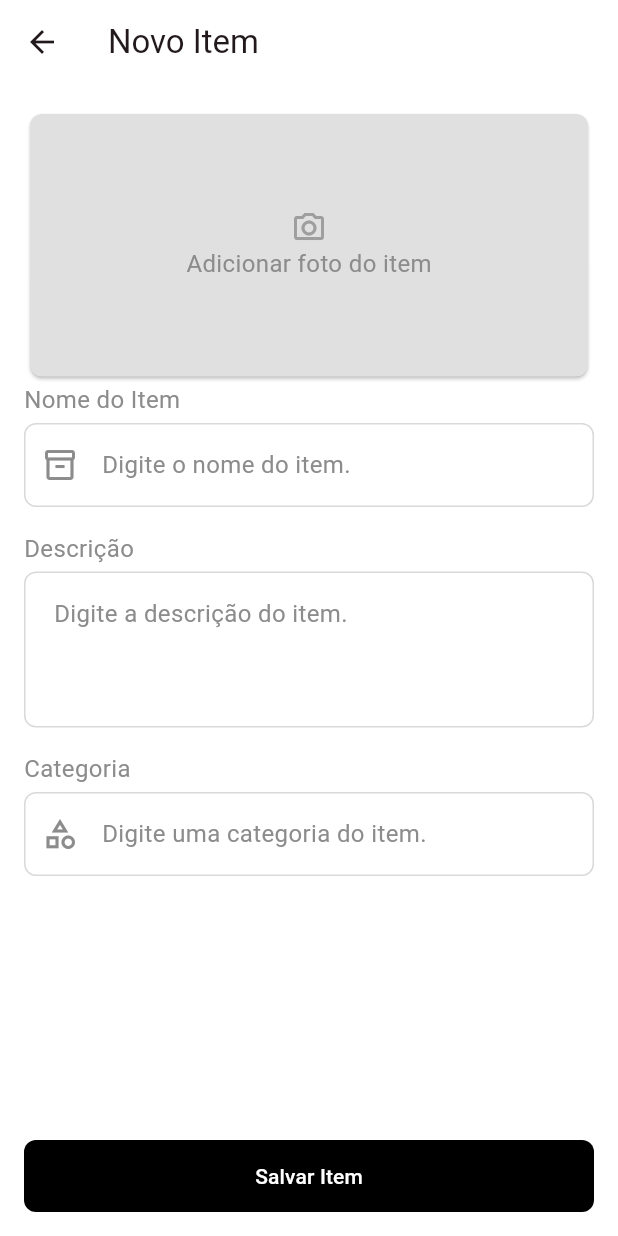
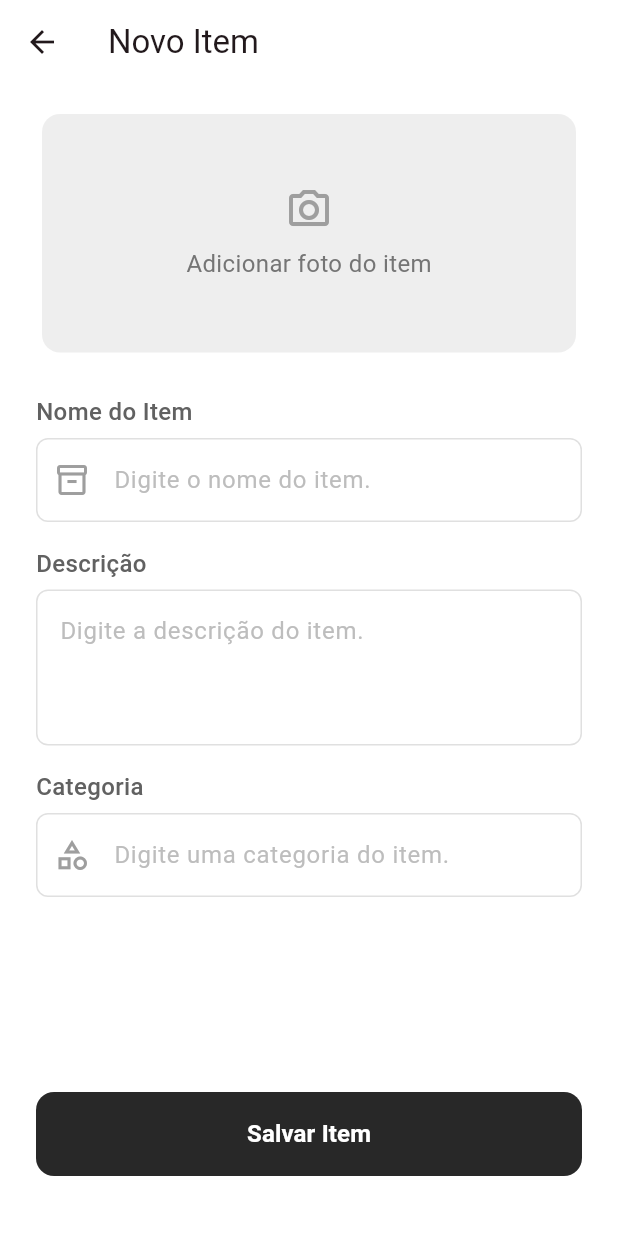
Before and after one commit to SoaresPauloR/BipTag, a Flutter app: the Inventory screen opened by its route, after a tap on the "add" icon, on a phone screen of 412 x 824 dp. Run offline on Flutter 3.47's test engine with Material 3 defaults, Android fonts, the phone set to English and light mode, and no system bars; our stand-ins replace flutter_map, latlong2.

Commit message:
"feat: implementar mapa com flutter_map e gerenciar estado do Inventory com Provider"

```diff
--- /dev/null
+++ b/lib/providers/inventory_provider.dart
@@ -0,0 +1,49 @@
+import 'package:flutter/material.dart';
+import 'package:biptag/models/item.dart';
+
+class InventoryProvider extends ChangeNotifier {
+  // Lista que está presente na tela
+  final List<Item> _inventory = [
+    Item(
+      id: 1,
+      userId: 101,
+      name: 'MacBook Pro M2',
+      description: 'Notebook de uso pessoal/trabalho',
+      category: 'Eletrônicos',
+      status: 'Verified',
+    ),
+    Item(
+      id: 2,
+      userId: 101,
+      name: 'Cadeira Herman Miller',
+      description: 'Cadeira ergonômica do escritório',
+      category: 'Móveis',
+      status: 'Created',
+    ),
+    Item(
+      id: 3,
+      userId: 102,
+      name: 'Monitor Dell 27"',
+      description: 'Monitor secundário 4K',
+      category: 'Eletrônicos',
+      status: 'Stolen',
+    ),
+    Item(
+      id: 4,
+      userId: 105,
+      name: 'Mochila North Face',
+      description: 'Mochila de viagem preta',
+      category: 'Acessórios',
+      status: 'Created',
+    ),
+  ];
+
+  // Puxa a lista de forma segura (apenas leitura)
+  List<Item> get inventory => List.unmodifiable(_inventory);
+
+  // Adiciona Novo ITEM
+  void addItem(Item item) {
+    _inventory.add(item);
+    notifyListeners();
+  }
+}
--- a/lib/screens/inventory.dart
+++ b/lib/screens/inventory.dart
@@ -1,6 +1,10 @@
 import 'package:biptag/models/item.dart';
 import 'package:flutter/material.dart';
 import 'package:biptag/screens/perfil.dart';
+import 'package:biptag/screens/map_screen.dart';
+import 'package:provider/provider.dart';
+
+import '../providers/inventory_provider.dart';
 
 class Inventory extends StatefulWidget {
   const Inventory({super.key});
@@ -14,6 +18,7 @@ class _InventoryState extends State<Inventory> {
 
   final List<Widget> _pages = [
     const InventoryList(),
+    const MapScreen(),
     const Perfil(),
   ];
 
@@ -21,7 +26,13 @@ class _InventoryState extends State<Inventory> {
   Widget build(BuildContext context) {
     return Scaffold(
       appBar: AppBar(
-        title: Text(_selectedIndex == 0 ? 'Inventory' : 'Perfil'),
+        title: Text(
+          _selectedIndex == 0
+              ? 'Inventory'
+              : _selectedIndex == 1
+              ? 'Mapa de Ativos'
+              : 'Perfil',
+        ),
         automaticallyImplyLeading: false,
       ),
       body: _pages[_selectedIndex],
@@ -55,65 +66,51 @@ class InventoryList extends StatefulWidget {
 }
 
 class InventoryListState extends State<InventoryList> {
-  final List<Item> inventory = [
-    Item(
-      id: 1,
-      userId: 101,
-      name: 'MacBook Pro M2',
-      description: 'Notebook de uso pessoal/trabalho',
-      category: 'Eletrônicos',
-      status: 'Verified',
-      // fiscalNote e image ficam como null por padrão, igual ao Kotlin
-    ),
-    Item(
-      id: 2,
-      userId: 101,
-      name: 'Cadeira Herman Miller',
-      description: 'Cadeira ergonômica do escritório',
-      category: 'Móveis',
-      status: 'Created',
-    ),
-    Item(
-      id: 3,
-      userId: 102,
-      name: 'Monitor Dell 27"',
-      description: 'Monitor secundário 4K',
-      category: 'Eletrônicos',
-      status: 'Stolen',
-    ),
-    Item(
-      id: 4,
-      userId: 105,
-      name: 'Mochila North Face',
-      description: 'Mochila de viagem preta',
-      category: 'Acessórios',
-      status: 'Created',
-    ),
-  ];
-
   @override
   Widget build(BuildContext context) {
-    return Column(
+    // Escuta o Provider para manter a lista atualizada
+    final inventoryState = context.watch<InventoryProvider>();
+    final items = inventoryState.inventory;
+
+    return Padding(
+      padding: const EdgeInsets.symmetric(horizontal: 24.0),
+      child: Column(
         children: [
-        Padding(
-          padding: const EdgeInsets.all(8.0),
-          child: TextField(
+          const SizedBox(height: 16),
+
+          // Barra de Pesquisa
+          TextField(
             decoration: InputDecoration(
               hintText: 'Buscar item...',
-              prefixIcon: Icon(Icons.search),
+              prefixIcon: const Icon(Icons.search),
+              contentPadding: const EdgeInsets.symmetric(vertical: 0), // Centraliza o texto
+              border: OutlineInputBorder(
+                borderRadius: BorderRadius.circular(12), // Borda arredondada
+                borderSide: BorderSide(color: Colors.grey.shade300),
+              ),
+              enabledBorder: OutlineInputBorder(
+                borderRadius: BorderRadius.circular(12),
+                borderSide: BorderSide(color: Colors.grey.shade300),
               ),
             ),
           ),
+          const SizedBox(height: 16),
+          // Lista de Itens
           Expanded(
             child: ListView.builder(
-            itemCount: inventory.length,
+              padding: const EdgeInsets.only(top: 0, bottom: 80),
+              itemCount: items.length,
               itemBuilder: (context, index) {
-              final item = inventory[index];
-              return ItemCard(item);
+                final item = items[index];
+                return Padding(
+                  padding: const EdgeInsets.only(bottom: 8.0),
+                  child: ItemCard(item),
+                );
               },
             ),
           ),
         ],
+      ),
     );
   }
 }
@@ -217,10 +214,7 @@ class BottomNavBar extends StatelessWidget {
     return Container(
       decoration: BoxDecoration(
         border: Border(
-          top: BorderSide(
-            color: Colors.grey.shade300,
-            width: 1.0
-          ),
+          top: BorderSide(color: Colors.grey.shade300, width: 1.0),
         ),
       ),
       child: BottomNavigationBar(
@@ -237,6 +231,11 @@ class BottomNavBar extends StatelessWidget {
             label: 'Inventário',
           ),
           BottomNavigationBarItem(
+            icon: Icon(Icons.map_outlined),
+            activeIcon: Icon(Icons.map),
+            label: 'Mapa',
+          ),
+          BottomNavigationBarItem(
             icon: Icon(Icons.person_outline),
             activeIcon: Icon(Icons.person),
             label: 'Perfil',
--- a/lib/screens/inventory_form.dart
+++ b/lib/screens/inventory_form.dart
@@ -1,4 +1,7 @@
 import 'package:flutter/material.dart';
+import 'package:provider/provider.dart';
+import '../models/item.dart';
+import '../providers/inventory_provider.dart';
 
 class InventoryForm extends StatelessWidget {
   const InventoryForm({super.key});
@@ -6,22 +9,42 @@ class InventoryForm extends StatelessWidget {
   @override
   Widget build(BuildContext context) {
     return Scaffold(
+      backgroundColor: Colors.white,
       appBar: AppBar(
+        backgroundColor: Colors.white,
         title: const Text('Novo Item'),
         scrolledUnderElevation: 0,
       ),
-      body: Padding(
-        padding: const EdgeInsets.all(16.0),
-        child: FormInventory(),
+      body: const SafeArea(
+        child: Padding(
+          padding: EdgeInsets.symmetric(horizontal: 24.0, vertical: 16.0),
+          child: FormInventory(),
+        ),
       ),
     );
   }
 }
 
-class FormInventory extends StatelessWidget {
-  const FormInventory({
-    super.key,
-  });
+class FormInventory extends StatefulWidget {
+  const FormInventory({super.key});
+
+  @override
+  State<FormInventory> createState() => _FormInventoryState();
+}
+
+class _FormInventoryState extends State<FormInventory> {
+  // Controladores para pegar o que o usuário digitar
+  final _nameController = TextEditingController();
+  final _descController = TextEditingController();
+  final _categoryController = TextEditingController();
+
+  @override
+  void dispose() {
+    _nameController.dispose();
+    _descController.dispose();
+    _categoryController.dispose();
+    super.dispose();
+  }
 
   @override
   Widget build(BuildContext context) {
@@ -35,40 +58,49 @@ class FormInventory extends StatelessWidget {
                 crossAxisAlignment: CrossAxisAlignment.stretch,
                 children: [
                   Card(
-                    color: Colors.grey[300],
+                    color: Colors.grey[200],
+                    elevation: 0,
+                    shape: RoundedRectangleBorder(
+                      borderRadius: BorderRadius.circular(12),
+                    ),
                     child: Padding(
-                      padding: const EdgeInsets.all(64.0),
+                      padding: const EdgeInsets.all(48.0),
                       child: Column(
                         children: [
                           Icon(
                             Icons.camera_alt_outlined,
                             color: Colors.grey[500],
+                            size: 32,
                           ),
-                          Text("Adicionar foto do item"),
+                          const SizedBox(height: 8),
+                          Text(
+                            "Adicionar foto do item",
+                            style: TextStyle(color: Colors.grey[600]),
+                          ),
                         ],
                       ),
                     ),
                   ),
-
+                  const SizedBox(height: 24),
+                  // Passa os controladores para os campos
                   InputForm(
                     label: "Nome do Item",
                     hintText: "Digite o nome do item.",
-                    controller: null,
+                    controller: _nameController,
                     icon: Icons.inventory_2_outlined,
                   ),
 
                   InputForm(
                     label: "Descrição",
                     hintText: "Digite a descrição do item.",
-                    controller: null,
+                    controller: _descController,
                     maxLines: 3,
-                    // icon: Icons.description_outlined,
                   ),
 
                   InputForm(
                     label: "Categoria",
                     hintText: "Digite uma categoria do item.",
-                    controller: null,
+                    controller: _categoryController,
                     icon: Icons.category_outlined,
                   ),
                 ],
@@ -76,11 +108,38 @@ class FormInventory extends StatelessWidget {
             ),
           ),
 
-          ElevatedButton(
-            onPressed: () {
-              Navigator.pop(context);
-            },
-            child: const Text('Salvar Item'),
+          Padding(
+            padding: const EdgeInsets.only(bottom: 24.0, top: 16.0),
+            child: ElevatedButton(
+              onPressed: () {
+                // Cria um objeto Item com o que foi digitado
+                final newItem = Item(
+                  id: DateTime.now().millisecondsSinceEpoch,
+                  userId: 101,
+                  name: _nameController.text.isEmpty ? 'Item sem nome' : _nameController.text,
+                  description: _descController.text,
+                  category: _categoryController.text.isEmpty ? 'Geral' : _categoryController.text,
+                  status: 'Created',
+                );
+                // Lê o Provider e adiciona o Item no Inventário
+                context.read<InventoryProvider>().addItem(newItem);
+                // Fecha o formulário e volta para o Inventário
+                Navigator.pop(context);
+              },
+              style: ElevatedButton.styleFrom(
+                backgroundColor: const Color(0xFF282828),
+                foregroundColor: Colors.white,
+                minimumSize: const Size(double.infinity, 56),
+                elevation: 0,
+                shape: RoundedRectangleBorder(
+                  borderRadius: BorderRadius.circular(12),
+                ),
+              ),
+              child: const Text(
+                'Salvar Item',
+                style: TextStyle(fontSize: 16, fontWeight: FontWeight.bold),
+              ),
+            ),
           ),
         ],
       ),
@@ -110,21 +169,37 @@ class InputForm extends StatelessWidget {
       crossAxisAlignment: CrossAxisAlignment.start,
       children: [
         Padding(
-          padding: const EdgeInsets.only(bottom: 4.0),
+          padding: const EdgeInsets.only(bottom: 6.0),
           child: Text(
             label,
-            style: Theme.of(context).textTheme.bodyMedium,
+            style: Theme.of(context).textTheme.bodyMedium?.copyWith(
+              color: Colors.grey[700],
+              fontWeight: FontWeight.w500,
+            ),
           ),
         ),
         TextFormField(
           maxLines: maxLines,
+          controller: controller,
           decoration: InputDecoration(
-            prefixIcon: icon != null ? Icon(icon) : null,
+            prefixIcon: icon != null ? Icon(icon, color: Colors.grey[500]) : null,
             hintText: hintText,
-            hintStyle: Theme.of(context).textTheme.bodyMedium,
-            border: const OutlineInputBorder(),
+            hintStyle: TextStyle(color: Colors.grey[400]),
+            contentPadding: const EdgeInsets.symmetric(vertical: 16, horizontal: 12),
+            // Bordas dos inputs suavizadas para bater com o design system do seu app
+            border: OutlineInputBorder(
+              borderRadius: BorderRadius.circular(8),
+              borderSide: BorderSide(color: Colors.grey[300]!),
+            ),
+            enabledBorder: OutlineInputBorder(
+              borderRadius: BorderRadius.circular(8),
+              borderSide: BorderSide(color: Colors.grey[300]!),
+            ),
+            focusedBorder: OutlineInputBorder(
+              borderRadius: BorderRadius.circular(8),
+              borderSide: const BorderSide(color: Color(0xFF212121), width: 1.5),
+            ),
           ),
-          controller: controller,
         ),
         const SizedBox(height: 16),
       ],
--- a/pubspec.yaml
+++ b/pubspec.yaml
@@ -34,7 +34,9 @@ dependencies:
   # The following adds the Cupertino Icons font to your application.
   # Use with the CupertinoIcons class for iOS style icons.
   cupertino_icons: ^1.0.8
-
+  flutter_map: ^8.3.0
+  latlong2: ^0.9.1
+  provider: ^6.1.5+1
 dev_dependencies:
   flutter_test:
     sdk: flutter
```
Also changed, not shown: lib/main.dart (+7 -2 lines), lib/screens/map_screen.dart (added, +68 -0 lines), pubspec.lock, 2 other files. Lines whose indentation alone changed are shown as unchanged.
